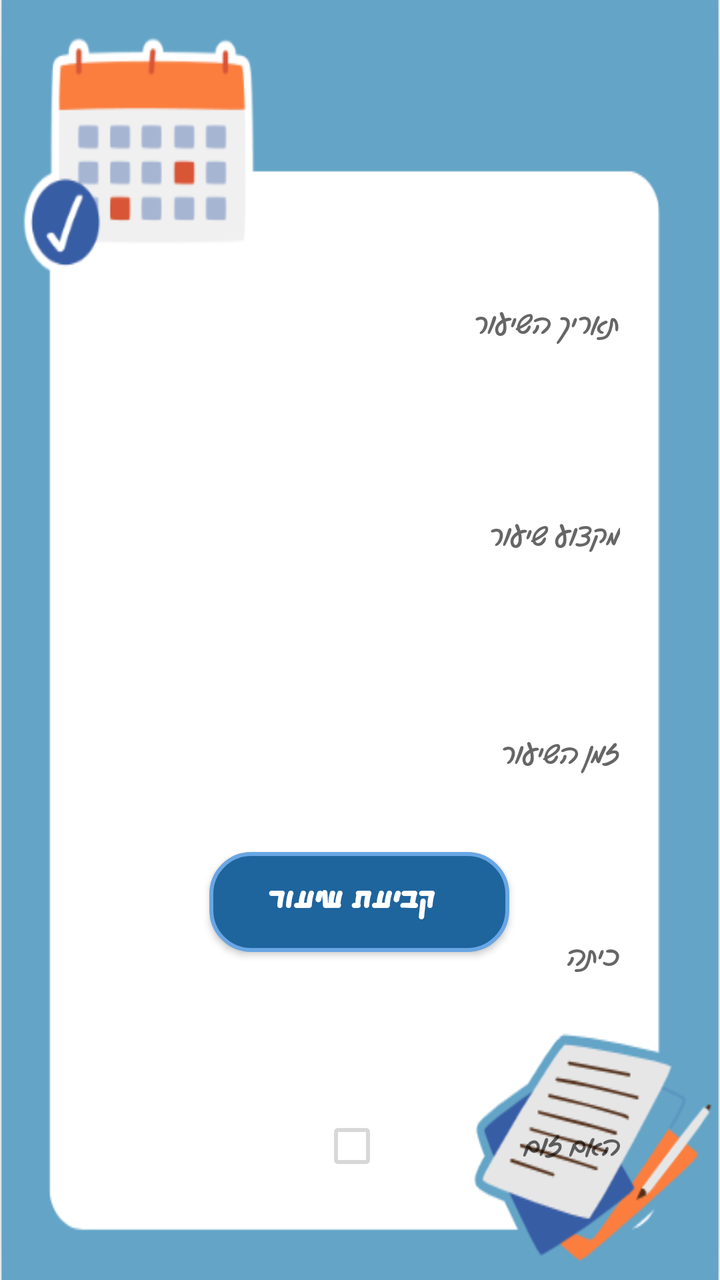
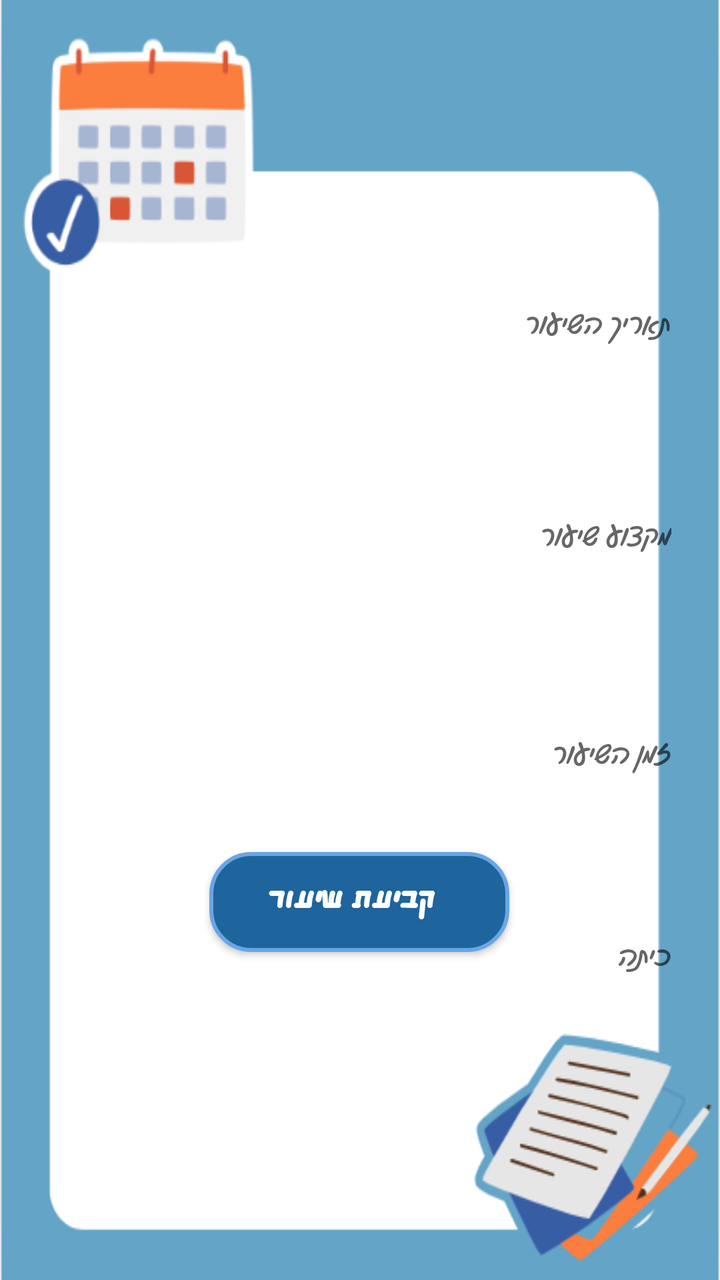

Compare the two renders of this Android layout. The source of the first and the diff that turns it into the second are given below.
<!-- AndroidManifest.xml: application theme Theme.AppCompat.Light -->
<!-- res/layout/activity_set_lesson.xml -->
<?xml version="1.0" encoding="utf-8"?>
<androidx.constraintlayout.widget.ConstraintLayout xmlns:android="http://schemas.android.com/apk/res/android"
    xmlns:app="http://schemas.android.com/apk/res-auto"
    xmlns:tools="http://schemas.android.com/tools"
    android:id="@+id/main"
    android:layout_width="match_parent"
    android:layout_height="match_parent"
    android:background="@drawable/pic11"
    tools:context=".screens.SetLesson">

    <TextView
        android:id="@+id/et_datelesson_addlessonSet"
        android:layout_width="150dp"
        android:layout_height="50dp"
        android:layout_marginTop="152dp"
        android:layout_marginEnd="50dp"
        android:fontFamily="@font/gevret_levin_alef"
        android:hint="תאריך השיעור"
        android:textColor="#1E5A7A"
        app:layout_constraintEnd_toEndOf="parent"
        app:layout_constraintTop_toTopOf="parent" />

    <TextView
        android:id="@+id/subjectlesson_addlessonSet"
        android:layout_width="149dp"
        android:layout_height="54dp"
        android:layout_marginTop="56dp"
        android:layout_marginEnd="50dp"
        android:fontFamily="@font/gevret_levin_alef"
        android:hint="מקצוע שיעור"
        android:textColor="#1E5A7A"
        app:layout_constraintEnd_toEndOf="parent"
        app:layout_constraintTop_toBottomOf="@+id/et_datelesson_addlessonSet" />

    <TextView
        android:id="@+id/et_timelesson_addlessonSet"
        android:layout_width="158dp"
        android:layout_height="49dp"
        android:layout_marginTop="55dp"
        android:layout_marginEnd="50dp"
        android:fontFamily="@font/gevret_levin_alef"
        android:hint="זמן השיעור"
        android:textColor="#1E5A7A"
        app:layout_constraintEnd_toEndOf="parent"
        app:layout_constraintTop_toBottomOf="@+id/subjectlesson_addlessonSet" />

    <TextView
        android:id="@+id/etGradeClassSet"
        android:layout_width="150dp"
        android:layout_height="50dp"
        android:layout_marginTop="52dp"
        android:layout_marginEnd="50dp"
        android:ems="10"
        android:fontFamily="@font/gevret_levin_alef"
        android:hint="כיתה"
        android:inputType="text"
        app:layout_constraintEnd_toEndOf="parent"
        app:layout_constraintTop_toBottomOf="@+id/et_timelesson_addlessonSet" />

    <CheckBox
        android:id="@+id/ck_zoomSet"
        android:layout_width="150dp"
        android:layout_height="50dp"
        android:layout_marginTop="30dp"
        android:layout_marginEnd="50dp"
        android:enabled="false"
        android:fontFamily="@font/gevret_levin_alef"
        android:hint="האם זום"
        app:layout_constraintEnd_toEndOf="parent"
        app:layout_constraintTop_toBottomOf="@+id/etGradeClassSet" />

    <Button
        android:id="@+id/btnSetLesson"
        android:layout_width="150dp"
        android:layout_height="50dp"
        android:layout_gravity="center"
        android:layout_marginBottom="164dp"
        android:background="@drawable/my_button_background"
        android:fontFamily="@font/nehama_webfont"
        android:text="  קביעת שיעור"
        android:textColor="@android:color/white"
        android:textSize="20sp"
        android:textStyle="bold"
        app:layout_constraintBottom_toBottomOf="parent"
        app:layout_constraintEnd_toEndOf="parent"
        app:layout_constraintHorizontal_bias="0.498"
        app:layout_constraintStart_toStartOf="parent" />

</androidx.constraintlayout.widget.ConstraintLayout>
<!-- resources referenced by this layout -->
<resources>
  <!-- drawable my_button_background (drawable) -->
  <?xml version="1.0" encoding="utf-8"?>
  <selector xmlns:android="http://schemas.android.com/apk/res/android">
  
      
      <item android:state_pressed="true">
          <shape android:shape="rectangle">
              <solid android:color="#0D47A1"/> 
              <corners android:radius="20dp"/>
              <stroke android:width="2dp" android:color="#42A5F5"/> 
          </shape>
      </item>
  
      
      <item>
          <shape android:shape="rectangle">
              <solid android:color="#1E649D"/> 
              <corners android:radius="20dp"/>
              <stroke android:width="2dp" android:color="#69A6E4"/> 
          </shape>
      </item>
  
  </selector>
  <!-- drawable pic11: png bitmap (drawable, 25310 bytes) -->
</resources>

<!-- the commit's change to res/layout/activity_set_lesson.xml (unified diff, before → after) -->
@@ -12,42 +12,49 @@
         android:id="@+id/et_datelesson_addlessonSet"
         android:layout_width="150dp"
         android:layout_height="50dp"
+        android:layout_marginStart="211dp"
         android:layout_marginTop="152dp"
         android:layout_marginEnd="50dp"
         android:fontFamily="@font/gevret_levin_alef"
         android:hint="תאריך השיעור"
         android:textColor="#1E5A7A"
         app:layout_constraintEnd_toEndOf="parent"
+        app:layout_constraintStart_toStartOf="parent"
         app:layout_constraintTop_toTopOf="parent" />
 
     <TextView
         android:id="@+id/subjectlesson_addlessonSet"
         android:layout_width="149dp"
         android:layout_height="54dp"
+        android:layout_marginStart="212dp"
         android:layout_marginTop="56dp"
         android:layout_marginEnd="50dp"
         android:fontFamily="@font/gevret_levin_alef"
         android:hint="מקצוע שיעור"
         android:textColor="#1E5A7A"
         app:layout_constraintEnd_toEndOf="parent"
+        app:layout_constraintStart_toStartOf="parent"
         app:layout_constraintTop_toBottomOf="@+id/et_datelesson_addlessonSet" />
 
     <TextView
         android:id="@+id/et_timelesson_addlessonSet"
         android:layout_width="158dp"
         android:layout_height="49dp"
+        android:layout_marginStart="203dp"
         android:layout_marginTop="55dp"
         android:layout_marginEnd="50dp"
         android:fontFamily="@font/gevret_levin_alef"
         android:hint="זמן השיעור"
         android:textColor="#1E5A7A"
         app:layout_constraintEnd_toEndOf="parent"
+        app:layout_constraintStart_toStartOf="parent"
         app:layout_constraintTop_toBottomOf="@+id/subjectlesson_addlessonSet" />
 
     <TextView
         android:id="@+id/etGradeClassSet"
         android:layout_width="150dp"
         android:layout_height="50dp"
+        android:layout_marginStart="211dp"
         android:layout_marginTop="52dp"
         android:layout_marginEnd="50dp"
         android:ems="10"
@@ -55,18 +62,23 @@
         android:hint="כיתה"
         android:inputType="text"
         app:layout_constraintEnd_toEndOf="parent"
+        app:layout_constraintStart_toStartOf="parent"
         app:layout_constraintTop_toBottomOf="@+id/et_timelesson_addlessonSet" />
 
     <CheckBox
         android:id="@+id/ck_zoomSet"
         android:layout_width="150dp"
         android:layout_height="50dp"
+        android:layout_marginStart="211dp"
         android:layout_marginTop="30dp"
         android:layout_marginEnd="50dp"
+        android:layout_marginBottom="79dp"
         android:enabled="false"
         android:fontFamily="@font/gevret_levin_alef"
         android:hint="האם זום"
+        app:layout_constraintBottom_toTopOf="@+id/btnSetLesson"
         app:layout_constraintEnd_toEndOf="parent"
+        app:layout_constraintStart_toStartOf="parent"
         app:layout_constraintTop_toBottomOf="@+id/etGradeClassSet" />
 
     <Button
